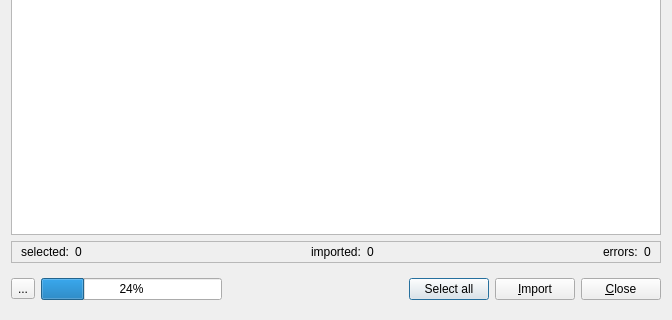
Qt form ui/import.ui (innerhippy/pydosh) before a commit; both pictures show x 0 to 672 and y 184 to 504 of the 672 by 504 pixel window.
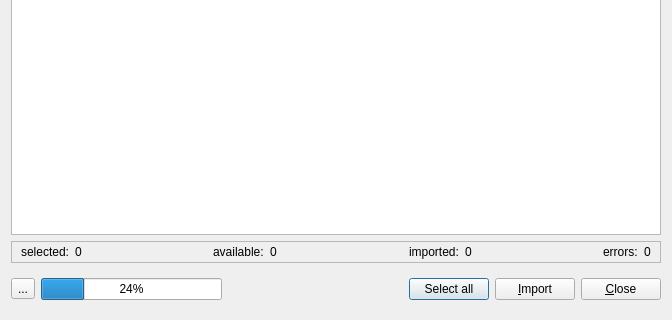
The same form after that commit. Icons and pictures are not drawn.

Commit message: import dialog done

Diff of the .ui file:
```diff
--- a/ui/import.ui
+++ b/ui/import.ui
@@ -110,6 +110,33 @@
         </property>
        </widget>
       </item>
+      <item>
+       <spacer name="spacer">
+        <property name="orientation">
+         <enum>Qt::Horizontal</enum>
+        </property>
+        <property name="sizeHint" stdset="0">
+         <size>
+          <width>130</width>
+          <height>20</height>
+         </size>
+        </property>
+       </spacer>
+      </item>
+      <item>
+       <widget class="QLabel" name="label_5">
+        <property name="text">
+         <string>available:</string>
+        </property>
+       </widget>
+      </item>
+      <item>
+       <widget class="QLabel" name="toImportCounter">
+        <property name="text">
+         <string>0</string>
+        </property>
+       </widget>
+      </item>
       <item>
        <spacer>
         <property name="orientation">
```
The commit also changes 3 other files.
